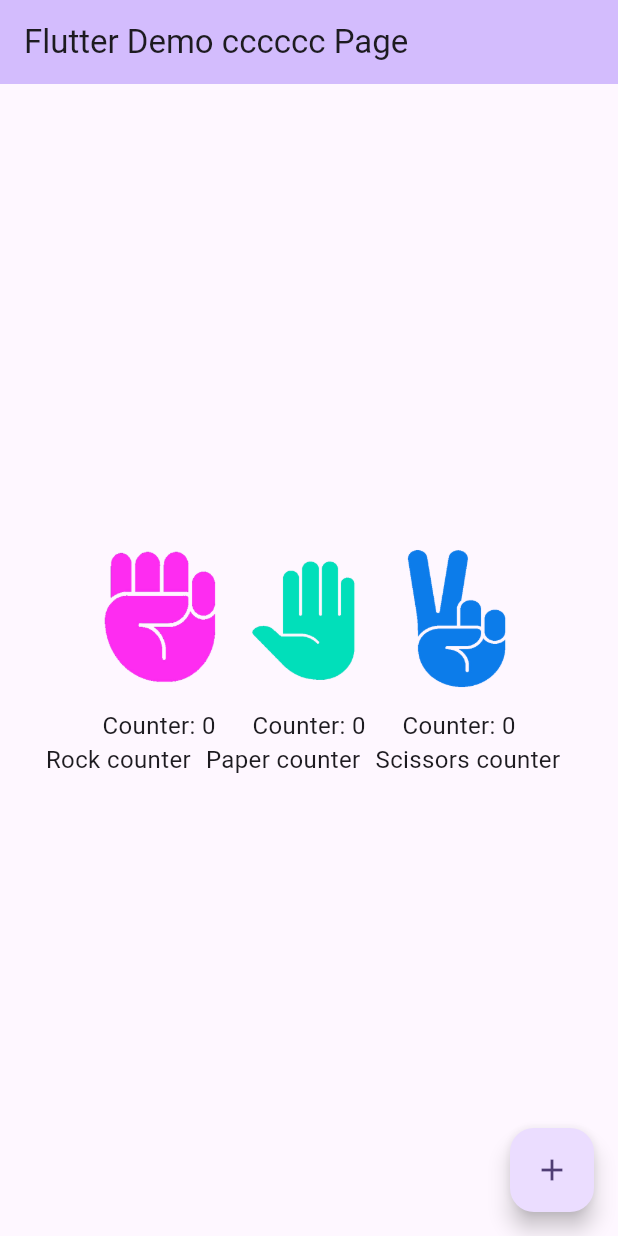
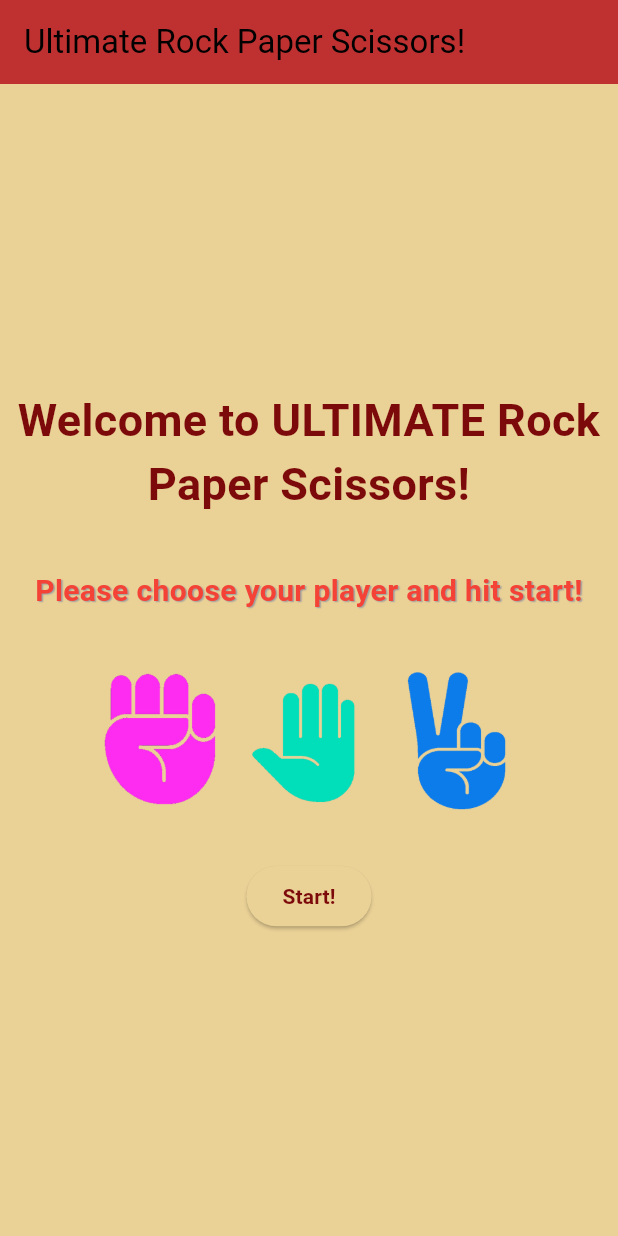
Before and after one commit to Itai24/ProjectAlpha, a Flutter app: the screen it shows after launch, on a phone screen of 412 x 824 dp. Run offline on Flutter 3.47's test engine with Material 3 defaults, Android fonts, the phone set to English and light mode, and no system bars; missing offline and left inert: flutter_glow.

Commit message:
adding and winning

```diff
--- a/project_alpha_rps/lib/ImageButton.dart
+++ b/project_alpha_rps/lib/ImageButton.dart
@@ -1,16 +1,26 @@
 import 'package:flutter/material.dart';
 
-class CounterImageButton extends StatefulWidget {
+class GlowingImageButton extends StatefulWidget {
   final String imagePath;
+  final Function(String) onPressed;
+  final bool glown;
 
-  CounterImageButton({required this.imagePath});
+  GlowingImageButton(
+      {required this.imagePath, required this.onPressed, required this.glown});
 
   @override
-  _CounterImageButtonState createState() => _CounterImageButtonState();
+  _GlowingImageButton createState() => _GlowingImageButton();
 }
 
-class _CounterImageButtonState extends State<CounterImageButton> {
-  int _counter = 0;
+class _GlowingImageButton extends State<GlowingImageButton> {
+  //int _counter = 0;
+  //bool isGlowing = false;
+
+  void toggleGlowing() {
+    setState(() {
+      //isGlowing = !isGlowing;
+    });
+  }
 
   @override
   Widget build(BuildContext context) {
@@ -19,21 +29,49 @@ class _CounterImageButtonState extends State<CounterImageButton> {
       children: [
         InkWell(
           onTap: () {
-            setState(() {
-              _counter++;
-            });
+            String elenevthLetter = widget.imagePath[
+                26]; //taking the letter p / r or s. to know wich image button is clicked
+            //print(elenevthLetter);
+            widget.onPressed(elenevthLetter);
+
+            /*setState(() {
+              //_counter++;
+              toggleGlowing();
+            });*/
           },
-          child: Image.asset(
-            widget.imagePath,
-            width: 100,
-            height: 100,
+          child: Container(
+            width: 100.0,
+            height: 100.0,
+            decoration: BoxDecoration(
+              borderRadius: BorderRadius.circular(10.0),
+              //boxShadow: isGlowing
+              boxShadow: widget.glown //if the widget shuold be glow so glow
+                  ? [
+                      BoxShadow(
+                        color: Colors.blue.withOpacity(0.5),
+                        spreadRadius: 5,
+                        blurRadius: 10,
+                        offset: Offset(0, 0),
+                      ),
+                    ]
+                  : [], //else do nothing
+            ),
+            child: ClipRRect(
+              borderRadius:
+                  BorderRadius.circular(10.0), //define the image radios
+              child: Image.asset(
+                widget.imagePath,
+                width: 100,
+                height: 100,
+              ),
+            ),
           ),
         ),
-        SizedBox(height: 10),
+        /*SizedBox(height: 10),
         Text(
           'Counter: $_counter',
           style: TextStyle(fontSize: 16),
-        ),
+        ),*/
       ],
     );
   }
--- a/project_alpha_rps/lib/main.dart
+++ b/project_alpha_rps/lib/main.dart
@@ -1,19 +1,44 @@
 import 'package:flutter/material.dart';
+import 'package:flutter_glow/flutter_glow.dart';
 import 'package:project_alpha_rps/ImageButton.dart';
+import 'package:project_alpha_rps/threeButtons.dart';
+import 'package:project_alpha_rps/secondPage.dart';
 
 void main() {
   runApp(const MyApp());
 }
 
+/////////////////////////////////////////////////////// control z until this line disapears
 class MyApp extends StatelessWidget {
   const MyApp({super.key});
 
   // This widget is the root of your application.
   @override
   Widget build(BuildContext context) {
+    // Define your custom color scheme
+    const ColorScheme myColorScheme = ColorScheme(
+      primary: Color(0xFF7D0A0A),
+      //primaryVariant: Color(0xFF57494C),
+      secondary: Color(0xFFBF3131),
+      //secondaryVariant: Color(0xFF1B4F72),
+      surface: Color(0xFFF3EDC8),
+      background: Color(0xFFEAD196),
+      error: Colors.red,
+      onPrimary: Color(0xFF8d99ae),
+      onSecondary: Colors.white,
+      onSurface: Colors.black,
+      onBackground: Colors.red,
+      onError: Colors.white,
+      brightness: Brightness.light,
+    );
+
+    // Create a ThemeData with the custom color scheme
+    ThemeData myTheme = ThemeData.from(colorScheme: myColorScheme);
+
     return MaterialApp(
-      title: 'Flutter Demo u gay',
-      theme: ThemeData(
+        title: 'R - P - S',
+        theme: myTheme,
+        /*theme: ThemeData(
           // This is the theme of your application.
           //
           // TRY THIS: Try running your application with "flutter run". You'll see
@@ -29,11 +54,14 @@
           //
           // This works for code too, not just values: Most code changes can be
           // tested with just a hot reload.
-        colorScheme: ColorScheme.fromSeed(seedColor: Colors.deepPurple),
-        useMaterial3: true,
-      ),
-      home: const MyHomePage(title: 'Flutter Demo cccccc Page'),
-    );
+          //primaryColor: primaryColorToApp,
+
+          //colorScheme: ColorScheme.fromSeed(seedColor: primaryColorToApp),
+
+          //color: Theme.of(context).colorScheme.primary
+          //useMaterial3: true,
+          ),*/
+        home: const MyHomePage(title: 'Ultimate Rock Paper Scissors!'));
   }
 }
 
@@ -43,7 +71,6 @@
   // This widget is the home page of your application. It is stateful, meaning
   // that it has a State object (defined below) that contains fields that affect
   // how it looks.
-
   // This class is the configuration for the state. It holds the values (in this
   // case the title) provided by the parent (in this case the App widget) and
   // used by the build method of the State. Fields in a Widget subclass are
@@ -57,16 +84,10 @@
 
 class _MyHomePageState extends State<MyHomePage> {
   //int _counterRock = 0;
+  List<bool> glowState = [false, false, false];
 
-  void _plusRock() {
-    setState(() {
-      // This call to setState tells the Flutter framework that something has
-      // changed in this State, which causes it to rerun the build method below
-      // so that the display can reflect the updated values. If we changed
-      // _counter without calling setState(), then the build method would not be
-      // called again, and so nothing would appear to happen.
-      // _counterRock++;
-    });
+  void startGame(clicked) {
+    print('you clicked on $clicked!');
   }
 
   @override
@@ -78,11 +99,12 @@
     // fast, so that you can just rebuild anything that needs updating rather
     // than having to individually change instances of widgets.
     return Scaffold(
+      backgroundColor: Theme.of(context).colorScheme.background,
       appBar: AppBar(
         // TRY THIS: Try changing the color here to a specific color (to
         // Colors.amber, perhaps?) and trigger a hot reload to see the AppBar
         // change color while the other colors stay the same.
-        backgroundColor: Theme.of(context).colorScheme.inversePrimary,
+        backgroundColor: Theme.of(context).colorScheme.secondary,
         // Here we take the value from the MyHomePage object that was created by
         // the App.build method, and use it to set our appbar title.
         title: Text(widget.title),
@@ -93,10 +115,68 @@
         child: Column(
           mainAxisAlignment: MainAxisAlignment.center,
           children: [
+            Text(
+              'Welcome to ULTIMATE Rock Paper Scissors!',
+              style: TextStyle(
+                  /*shadows: [
+                    Shadow(
+                        blurRadius: 2.0,
+                        color: const Color.fromARGB(255, 199, 25, 25),
+                        offset: Offset(2.0, 2.0))
+                  ],*/
+                  fontSize: 30,
+                  fontWeight: FontWeight.bold,
+                  //color: Color.fromARGB(255, 58, 186, 19),
+                  color: Theme.of(context).colorScheme.primary),
+              textAlign: TextAlign.center,
+            ),
+            const SizedBox(height: 35),
+            Text(
+              'Please choose your player and hit start!',
+              style: TextStyle(
+                shadows: [
+                  Shadow(
+                      blurRadius: 0.5,
+                      color: Colors.grey,
+                      offset: Offset(1.0, 1.0))
+                ],
+                fontSize: 20,
+                fontWeight: FontWeight.bold,
+                color: Theme.of(context).colorScheme.onBackground,
+              ),
+              textAlign: TextAlign.center,
+            ),
+            const SizedBox(height: 35),
             Row(
               mainAxisAlignment: MainAxisAlignment.center,
               children: <Widget>[
-                CounterImageButton(
+                GlowingImageButton(
+                    imagePath: 'assets/images/game-icons/1rock.png',
+                    onPressed: (index) {
+                      updateGlowingButton(index);
+                    },
+                    glown: glowState[0]),
+                GlowingImageButton(
+                    imagePath: 'assets/images/game-icons/1paper.png',
+                    onPressed: (index) {
+                      updateGlowingButton(index);
+                    },
+                    glown: glowState[1]),
+                GlowingImageButton(
+                    imagePath: 'assets/images/game-icons/1scissors.png',
+                    onPressed: (index) {
+                      //print('function activate!');
+                      updateGlowingButton(index);
+                    },
+                    glown: glowState[2]),
+
+                /*ThreeButtons(
+                    imagePath1: 'assets/images/game-icons/1rock.png',
+                    imagePath2: 'assets/images/game-icons/1paper.png',
+                    imagePath3: 'assets/images/game-icons/1scissors.png')*/
+                //creating new threeButton widget
+
+                /*CounterImageButton(
                       imagePath: 'assets/images/game-icons/1rock.png',
                     ),
                     CounterImageButton(
@@ -104,37 +184,57 @@
                     ),
                     CounterImageButton(
                       imagePath: 'assets/images/game-icons/1scissors.png',
-                )
+                    )*/
               ],
             ),
-            const Row(
-              mainAxisAlignment: MainAxisAlignment.center,
-              children: <Widget>[
-                Text(
-                  'Rock counter',
-                  style: TextStyle(fontSize: 16),
+            const SizedBox(height: 30),
+            ElevatedButton(
+                //onPressed: startGame,
+                onPressed: () {
+                  int glowingIndex = glowState.indexOf(
+                      true); //taking the match boolean list cell for the image button
+                  //print(glowingIndex);
+                  startGame(glowingIndex);
+                  Navigator.push(
+                    context,
+                    MaterialPageRoute(
+                      builder: (context) => SecondRoute(glowingIndex),
                     ),
-                SizedBox(width: 10),
-                Text(
-                  'Paper counter',
-                  style: TextStyle(fontSize: 16),
-                ),
-                SizedBox(width: 10),
-                Text(
-                  'Scissors counter',
-                  style: TextStyle(fontSize: 16),
-                ),
-                SizedBox(width: 8)
-              ],
-            )
+                  );
+                },
+                style: ElevatedButton.styleFrom(
+                    backgroundColor: Theme.of(context).colorScheme.background),
+                child: Text(
+                  'Start!',
+                  style: TextStyle(
+                      fontWeight: FontWeight.w600,
+                      color: Theme.of(context).colorScheme.primary),
+                )),
           ],
         ),
       ),
-      floatingActionButton: FloatingActionButton(
-        onPressed: _plusRock,
-        tooltip: 'Increment',
-        child: const Icon(Icons.add),
-      ), // This trailing comma makes auto-formatting nicer for build methods.
+      // This trailing comma makes auto-formatting nicer for build methods.
     );
   }
+
+  void updateGlowingButton(String selectedIndex) {
+    //print(selectedIndex);
+    //update the list for the one image button that glow right now
+    setState(() {
+      if (selectedIndex == 'r') {
+        glowState[0] = true;
+        glowState[1] = false;
+        glowState[2] = false;
+      } else if (selectedIndex == 'p') {
+        glowState[0] = false;
+        glowState[1] = true;
+        glowState[2] = false;
+      } else {
+        glowState[0] = false;
+        glowState[1] = false;
+        glowState[2] = true;
       }
+      //print(glowState);
+    });
+  }
+}
--- a/project_alpha_rps/pubspec.yaml
+++ b/project_alpha_rps/pubspec.yaml
@@ -28,6 +28,7 @@ environment:
 # the latest version available on pub.dev. To see which dependencies have newer
 # versions available, run `flutter pub outdated`.
 dependencies:
+  flutter_glow: ^0.3.0
   flutter:
     sdk: flutter
 
```
Also changed, not shown: project_alpha_rps/lib/secondPage.dart (added, +31 -0 lines), project_alpha_rps/lib/threeButtons.dart (added, +137 -0 lines). Lines whose indentation alone changed are shown as unchanged.
